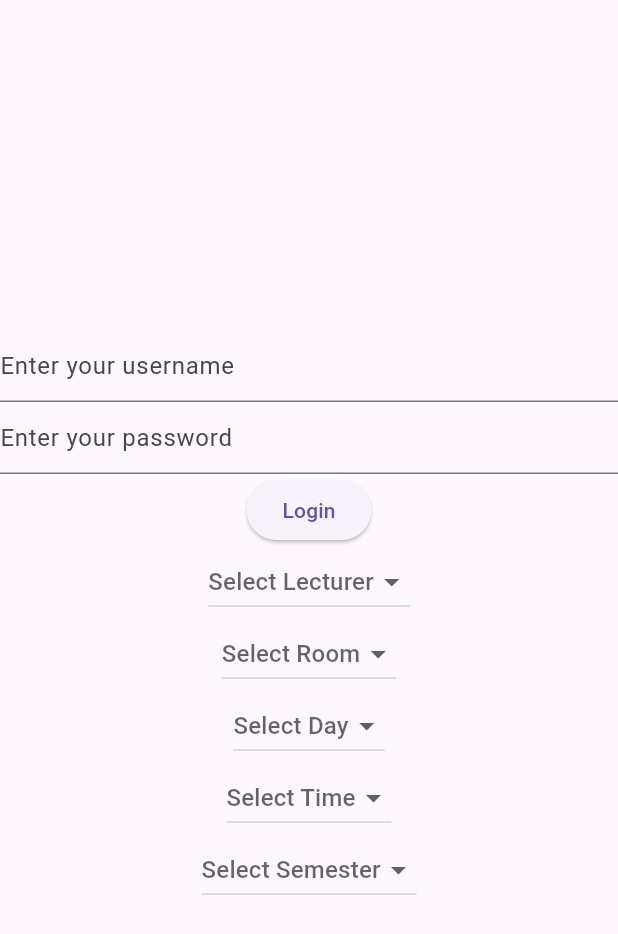
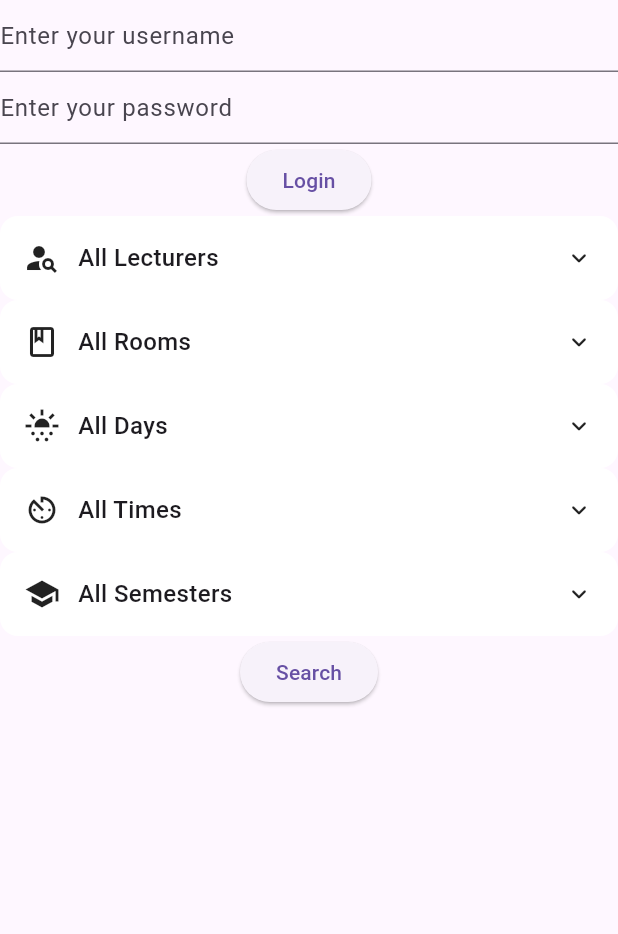
Before and after one commit to jwanhs/double_a, a Flutter app: the screen it shows after launch, on a phone screen of 412 x 824 dp. Shown: the top 934 px of the screen. Run offline on Flutter 3.47's test engine with Material 3 defaults, Android fonts, the phone set to English and light mode, and no system bars; drawn by our look-alikes of animated_custom_dropdown; our stand-ins replace cookie_jar, dio, dio_cookie_manager.

Commit message:
dropdown upgrade, model creation, fetch & search timetable

```diff
--- a/lib/dio_singleton.dart
+++ b/lib/dio_singleton.dart
@@ -15,11 +15,7 @@ class DioSingleton {
   }
 
   final Dio dio = Dio(
-    BaseOptions(
-      headers: {
-        'Content-Type': "application/x-www-form-urlencoded",
-      },
-    ),
+    BaseOptions(responseType: ResponseType.bytes),
   );
 
   static Dio get instance => _instance.dio;
--- a/lib/main.dart
+++ b/lib/main.dart
@@ -1,9 +1,11 @@
+import 'dart:convert';
 import 'dart:developer';
 import 'dart:io';
 
 import 'package:animated_custom_dropdown/custom_dropdown.dart';
 import 'package:dio/dio.dart';
 import 'package:double_a/dio_singleton.dart';
+import 'package:double_a/models.dart';
 import 'package:flutter/material.dart';
 import 'package:html/parser.dart' as html_parser;
 import 'package:html/dom.dart' as dom;
@@ -21,9 +23,12 @@ Future<Response<dynamic>?> fetchTimetable() async {
       'https://wwwccb.hochschule-bochum.de/campusInfo/newslist/displayTimetable.php',
     );
 
-    log('Timetable Data:');
-    log(timetableResponse.data.toString());
-    return timetableResponse;
+    String responseString = latin1.decode(timetableResponse.data);
+
+    return Response(
+      data: responseString,
+      requestOptions: timetableResponse.requestOptions,
+    );
   } catch (e) {
     log('Error fetching timetable: $e');
   }
@@ -64,16 +69,79 @@ class _MainAppState extends State<MainApp> {
     }
   }
 
+  Future<void> searchTable() async {
+    try {
+      FormData formData = FormData.fromMap({
+        'lecturer_nr': lecturers.keys.where((element) {
+          return lecturers[element] == lecturerController.value;
+        }).first,
+        'room_nr': rooms.keys.where((element) {
+          return rooms[element] == roomController.value;
+        }).first,
+        'day_nr': days.keys.where((element) {
+          return days[element] == dayController.value;
+        }).first,
+        'time_nr': times.keys.where((element) {
+          return times[element] == timeController.value;
+        }).first,
+        'semestergroup_nr': semesters.keys.where((element) {
+          return semesters[element] == semesterController.value;
+        }).first,
+        'lm': 'l',
+        'print': '0',
+        'sendForm': 'Anzeigen',
+      });
+
+      Response loginResponse = await dio.post(
+        'https://wwwccb.hochschule-bochum.de/campusInfo/newslist/displayTimetable.php',
+        data: formData,
+      );
+
+      if (loginResponse.statusCode == 200) {
+        parseTable(latin1.decode(loginResponse.data));
+      } else {
+        log('Request failed: ${loginResponse.statusCode}');
+      }
+    } catch (e) {
+      log('Error on login: $e');
+    }
+  }
+
+  void parseTable(String htmlString) {
+    if (htmlString.isEmpty) {
+      log('Result body empty');
+    }
+
+    try {
+      dom.Document document = html_parser.parse(htmlString);
+
+      for (var table in document.querySelectorAll('table')) {
+        for (var row in table.querySelectorAll('tr')) {
+          for (var cell in row.querySelectorAll('td')) {
+            log(cell.text);
+          }
+        }
+      }
+    } catch (e) {
+      log('Error parsing table: $e');
+    }
+  }
+
   @override
   void initState() {
     super.initState();
+    lecturerController = SingleSelectController(lecturers.values.first);
+    roomController = SingleSelectController(rooms.values.first);
+    dayController = SingleSelectController(days.values.first);
+    timeController = SingleSelectController(times.values.first);
+    semesterController = SingleSelectController(semesters.values.first);
   }
 
-  List<String> lecturers = ["Select All"];
-  List<String> rooms = ["Select All"];
-  List<String> days = ["Select All"];
-  List<String> times = ["Select All"];
-  List<String> semesters = ["Select All"];
+  Map<dynamic, Lecturer> lecturers = {"%": const Lecturer("All Lecturers")};
+  Map<dynamic, Room> rooms = {"%": const Room("All Rooms")};
+  Map<dynamic, Day> days = {"%": const Day("All Days")};
+  Map<dynamic, Time> times = {"%": const Time("All Times")};
+  Map<dynamic, Semester> semesters = {"%": const Semester("All Semesters")};
 
   void sanitizeDropdownOptions(String htmlString) {
     if (htmlString.isEmpty) {
@@ -83,32 +151,53 @@ class _MainAppState extends State<MainApp> {
     try {
       dom.Document document = html_parser.parse(htmlString);
 
-      for (var lecturerOptions
+      for (var lecturerOption
           in document.querySelectorAll('select[name="lecturer_nr"] option')) {
-        if (lecturerOptions.attributes['value'] != '%') {
-          lecturers.add(lecturerOptions.text.trim());
+        if (lecturerOption.text.trim().endsWith(",")) {
+          // <option value="245">Abstoss, </option>
+          // add as {245: Abstoss}
+          lecturers[lecturerOption.attributes['value']] =
+              Lecturer(lecturerOption.text.trim().lastChars(1));
+        } else {
+          lecturers[lecturerOption.attributes['value']] =
+              Lecturer(lecturerOption.text.trim());
         }
       }
 
-      for (var roomOptions
+      for (var roomOption
           in document.querySelectorAll('select[name="room_nr"] option')) {
-        rooms.add(roomOptions.text.trim());
+        rooms[roomOption.attributes['value']] = Room(roomOption.text.trim());
       }
 
-      for (var dayOptions
+      for (var dayOption
           in document.querySelectorAll('select[name="day_nr"] option')) {
-        days.add(dayOptions.text.trim());
+        days[dayOption.attributes['value']] = Day(dayOption.text.trim());
       }
 
-      for (var timeOptions
+      for (var timeOption
           in document.querySelectorAll('select[name="time_nr"] option')) {
-        times.add(timeOptions.text.trim());
+        times[timeOption.attributes['value']] = Time(timeOption.text.trim());
       }
 
-      for (var semesterOptions in document
+      for (var semesterOption in document
           .querySelectorAll('select[name="semestergroup_nr"] option')) {
-        semesters.add(semesterOptions.text.trim());
+        semesters[semesterOption.attributes['value']] =
+            Semester(semesterOption.text.trim());
       }
+
+      lecturers[lecturers.keys.first] = const Lecturer("All Lecturers");
+      lecturerController.value = lecturers.values.first;
+      rooms[rooms.keys.first] = const Room("All Rooms");
+      rooms.remove(rooms.keys.elementAt(1));
+      roomController.value = rooms.values.first;
+      days[days.keys.first] = const Day("All Days");
+      dayController.value = days.values.first;
+      // lastSelectedDays = days.values.toList();
+      times[times.keys.first] = const Time("All Times");
+      timeController.value = times.values.first;
+      // lastSelectedTimes = times.values.toList();
+      semesters[semesters.keys.first] = const Semester("All Semesters");
+      semesterController.value = semesters.values.first;
 
       setState(() {});
     } catch (e) {
@@ -119,11 +208,25 @@ class _MainAppState extends State<MainApp> {
   TextEditingController usernameController = TextEditingController();
   TextEditingController passwordController = TextEditingController();
 
+  late SingleSelectController<Lecturer> lecturerController =
+      SingleSelectController(null);
+  late SingleSelectController<Room> roomController =
+      SingleSelectController(null);
+  late SingleSelectController<Day> dayController = SingleSelectController(null);
+  late SingleSelectController<Time> timeController =
+      SingleSelectController(null);
+  late SingleSelectController<Semester> semesterController =
+      SingleSelectController(null);
+
+  List<Time> lastSelectedTimes = [];
+  List<Day> lastSelectedDays = [];
+
   @override
   Widget build(BuildContext context) {
     return MaterialApp(
       home: Scaffold(
-        body: Column(
+        body: SingleChildScrollView(
+          child: Column(
             mainAxisAlignment: MainAxisAlignment.center,
             children: [
               TextField(
@@ -148,67 +251,84 @@ class _MainAppState extends State<MainApp> {
                 },
                 child: const Text('Login'),
               ),
-            DropdownButton<String>(
-              hint: const Text('Select Lecturer'),
-              items: lecturers.map((String lecturer) {
-                return DropdownMenuItem<String>(
-                  value: lecturer,
-                  child: Text(lecturer),
-                );
-              }).toList(),
-              onChanged: (String? newValue) {
-                setState(() {});
+              CustomDropdown<Lecturer>.search(
+                controller: lecturerController,
+                decoration: const CustomDropdownDecoration(
+                  prefixIcon: Icon(Icons.person_search),
+                  searchFieldDecoration: SearchFieldDecoration(
+                    prefixIcon: Icon(Icons.manage_search),
+                  ),
+                ),
+                hintText: 'Lecturer',
+                items: lecturers.values.toList(),
+                excludeSelected: false,
+                onChanged: (value) {
+                  log('changing value to: $value');
                 },
               ),
-            DropdownButton<String>(
-              hint: const Text('Select Room'),
-              items: rooms.map((String room) {
-                return DropdownMenuItem<String>(
-                  value: room,
-                  child: Text(room),
-                );
-              }).toList(),
-              onChanged: (String? newValue) {
-                setState(() {});
+              CustomDropdown<Room>.search(
+                controller: roomController,
+                decoration: const CustomDropdownDecoration(
+                  prefixIcon: Icon(Icons.class_outlined),
+                  searchFieldDecoration: SearchFieldDecoration(
+                    prefixIcon: Icon(Icons.manage_search),
+                  ),
+                ),
+                hintText: 'Room',
+                items: rooms.values.toList(),
+                excludeSelected: false,
+                onChanged: (value) {
+                  log('changing value to: $value');
                 },
               ),
-            DropdownButton<String>(
-              hint: const Text('Select Day'),
-              items: days.map((String day) {
-                return DropdownMenuItem<String>(
-                  value: day,
-                  child: Text(day),
-                );
-              }).toList(),
-              onChanged: (String? newValue) {
-                setState(() {});
+              CustomDropdown<Day>(
+                controller: dayController,
+                decoration: const CustomDropdownDecoration(
+                  prefixIcon: Icon(Icons.sunny_snowing),
+                ),
+                hintText: 'Day',
+                items: days.values.toList(),
+                excludeSelected: false,
+                onChanged: (value) {
+                  log('changing value to: $value');
                 },
               ),
-            DropdownButton<String>(
-              hint: const Text('Select Time'),
-              items: times.map((String time) {
-                return DropdownMenuItem<String>(
-                  value: time,
-                  child: Text(time),
-                );
-              }).toList(),
-              onChanged: (String? newValue) {
-                setState(() {});
+              CustomDropdown<Time>(
+                decoration: const CustomDropdownDecoration(
+                  prefixIcon: Icon(Icons.av_timer),
+                  searchFieldDecoration: SearchFieldDecoration(
+                    prefixIcon: Icon(Icons.manage_search),
+                  ),
+                ),
+                hintText: 'Time',
+                items: times.values.toList(),
+                controller: timeController,
+                excludeSelected: false,
+                onChanged: (value) {},
+              ),
+              CustomDropdown<Semester>.search(
+                controller: semesterController,
+                decoration: const CustomDropdownDecoration(
+                  prefixIcon: Icon(Icons.school),
+                  searchFieldDecoration: SearchFieldDecoration(
+                    prefixIcon: Icon(Icons.manage_search),
+                  ),
+                ),
+                hintText: 'Semester',
+                items: semesters.values.toList(),
+                excludeSelected: false,
+                onChanged: (value) {
+                  log('changing value to: $value');
                 },
               ),
-            DropdownButton<String>(
-              hint: const Text('Select Semester'),
-              items: semesters.map((String semester) {
-                return DropdownMenuItem<String>(
-                  value: semester,
-                  child: Text(semester),
-                );
-              }).toList(),
-              onChanged: (String? newValue) {
-                setState(() {});
+              ElevatedButton(
+                onPressed: () async {
+                  searchTable();
                 },
+                child: const Text('Search'),
               ),
             ],
+          ),
         ),
       ),
     );
@@ -224,17 +344,6 @@ class MyHttpOverrides extends HttpOverrides {
   }
 }
 
-class Lecturer with CustomDropdownListFilter {
-  final String name;
-  const Lecturer(this.name);
-
-  @override
-  String toString() {
-    return name;
+extension E on String {
+  String lastChars(int n) => substring(0, length - n);
 }
-
-  @override
-  bool filter(String query) {
-    return name.toLowerCase().contains(query.toLowerCase());
-  }
-}
--- /dev/null
+++ b/lib/models.dart
@@ -0,0 +1,93 @@
+
+import 'package:animated_custom_dropdown/custom_dropdown.dart';
+
+class Lecturer with CustomDropdownListFilter {
+  final String name;
+  const Lecturer(this.name);
+
+  @override
+  String toString() {
+    return name;
+  }
+
+  @override
+  bool filter(String query) {
+    return name.toLowerCase().contains(query.toLowerCase());
+  }
+}
+
+class Semester with CustomDropdownListFilter {
+  final String name;
+  const Semester(this.name);
+
+  @override
+  String toString() {
+    return name;
+  }
+
+  @override
+  bool filter(String query) {
+    return name.toLowerCase().contains(query.toLowerCase());
+  }
+}
+
+class Room with CustomDropdownListFilter {
+  final String name;
+  const Room(this.name);
+
+  @override
+  String toString() {
+    return name;
+  }
+
+  @override
+  bool filter(String query) {
+    return name.toLowerCase().contains(query.toLowerCase());
+  }
+}
+
+class Day with CustomDropdownListFilter {
+  final String name;
+  const Day(this.name);
+
+  @override
+  String toString() {
+    return name;
+  }
+
+  @override
+  bool filter(String query) {
+    return name.toLowerCase().contains(query.toLowerCase());
+  }
+}
+
+class Time with CustomDropdownListFilter {
+  final String name;
+  const Time(this.name);
+
+  @override
+  String toString() {
+    return name;
+  }
+
+  @override
+  bool filter(String query) {
+    return name.toLowerCase().contains(query.toLowerCase());
+  }
+}
+
+class ClassSession {
+  final String dozent;
+  final String veranstatlung;
+  final String tag;
+  final String zeit;
+  final String raum;
+
+  ClassSession({
+    required this.dozent,
+    required this.veranstatlung,
+    required this.tag,
+    required this.zeit,
+    required this.raum,
+  });
+}
--- a/pubspec.yaml
+++ b/pubspec.yaml
@@ -13,7 +13,6 @@ dependencies:
   cookie_jar: ^4.0.8
   dio_cookie_manager: ^3.1.1
   html: ^0.15.4
-  path_provider: ^2.1.4
   animated_custom_dropdown: ^3.1.1
 
 dev_dependencies:
```
Also changed, not shown: 87 other files. Lines whose indentation alone changed are shown as unchanged.
